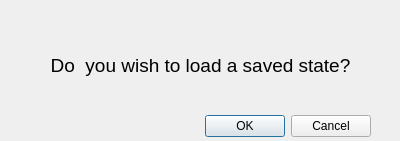
shrumit/CS-3307-TeamAres, file src/gui/load.ui: the form before one commit.
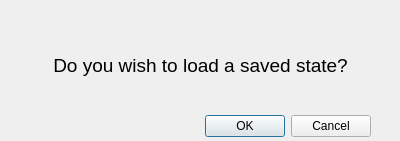
The form after the commit.

Commit message: Added Division to the Default sort order

What changed in the file:
```diff
--- a/src/gui/load.ui
+++ b/src/gui/load.ui
@@ -44,7 +44,7 @@
     </font>
    </property>
    <property name="text">
-    <string>Do  you wish to load a saved state?</string>
+    <string>Do you wish to load a saved state?</string>
    </property>
    <property name="textFormat">
     <enum>Qt::AutoText</enum>
```
The commit also changes 1 other file.
